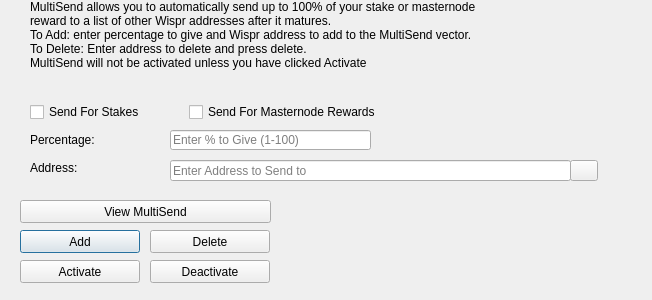
This is src/qt/forms/multisenddialog.ui in WisprProject/core as Qt 5 draws it before an edit. The edited form follows.
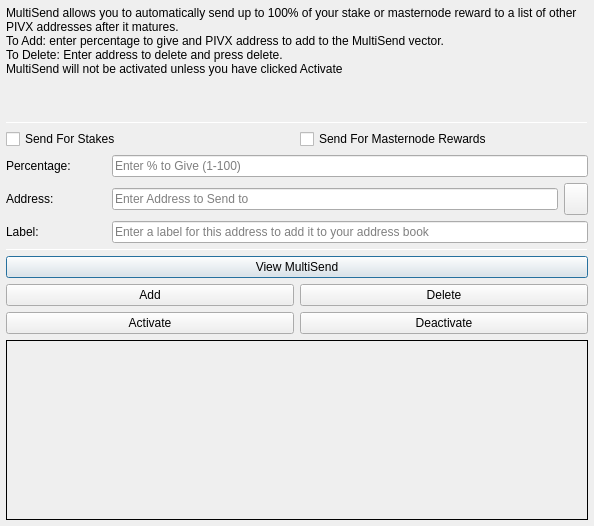
This is the edited form. Icons and pictures are not drawn.

Commit message: pivx -> wispr

Patch:
```diff
--- a/src/qt/forms/multisenddialog.ui
+++ b/src/qt/forms/multisenddialog.ui
@@ -9,22 +9,106 @@
    <rect>
     <x>0</x>
     <y>0</y>
-    <width>652</width>
-    <height>300</height>
+    <width>594</width>
+    <height>526</height>
    </rect>
   </property>
   <property name="windowTitle">
    <string>MultiSend</string>
   </property>
+  <layout class="QVBoxLayout" name="verticalLayout" stretch="0">
+   <property name="leftMargin">
+    <number>6</number>
+   </property>
+   <property name="topMargin">
+    <number>6</number>
+   </property>
+   <property name="rightMargin">
+    <number>6</number>
+   </property>
+   <property name="bottomMargin">
+    <number>6</number>
+   </property>
+   <item>
+    <layout class="QVBoxLayout" name="verticalLayout_Main" stretch="1,1,1,0,1,1,1">
+     <item>
+      <widget class="QLabel" name="label_2">
+       <property name="lineWidth">
+        <number>1</number>
+       </property>
+       <property name="text">
+        <string>MultiSend allows you to automatically send up to 100% of your stake or masternode reward to a list of other PIVX addresses after it matures.
+To Add: enter percentage to give and PIVX address to add to the MultiSend vector.
+To Delete: Enter address to delete and press delete.
+MultiSend will not be activated unless you have clicked Activate</string>
+       </property>
+       <property name="alignment">
+        <set>Qt::AlignLeading|Qt::AlignLeft|Qt::AlignTop</set>
+       </property>
+       <property name="wordWrap">
+        <bool>true</bool>
+       </property>
+      </widget>
+     </item>
+     <item>
+      <widget class="Line" name="line">
+       <property name="minimumSize">
+        <size>
+         <width>0</width>
+         <height>1</height>
+        </size>
+       </property>
+       <property name="maximumSize">
+        <size>
+         <width>16777215</width>
+         <height>1</height>
+        </size>
+       </property>
+       <property name="orientation">
+        <enum>Qt::Horizontal</enum>
+       </property>
+      </widget>
+     </item>
+     <item>
+      <layout class="QVBoxLayout" name="verticalLayout_Settings">
+       <item>
+        <layout class="QHBoxLayout" name="horizontalLayout">
+         <item>
+          <widget class="QCheckBox" name="multiSendStakeCheckBox">
+           <property name="text">
+            <string>Send For Stakes</string>
+           </property>
+          </widget>
+         </item>
+         <item>
+          <widget class="QCheckBox" name="multiSendMasternodeCheckBox">
+           <property name="text">
+            <string>Send For Masternode Rewards</string>
+           </property>
+          </widget>
+         </item>
+        </layout>
+       </item>
+       <item>
+        <layout class="QHBoxLayout" name="horizontalLayout_6">
+         <item>
+          <widget class="QLabel" name="label">
+           <property name="minimumSize">
+            <size>
+             <width>100</width>
+             <height>0</height>
+            </size>
+           </property>
+           <property name="toolTip">
+            <string>Percentage of stake to send</string>
+           </property>
+           <property name="text">
+            <string>Percentage:</string>
+           </property>
+          </widget>
+         </item>
+         <item>
   <widget class="QLineEdit" name="multiSendPercentEdit">
-   <property name="geometry">
-    <rect>
-     <x>170</x>
-     <y>130</y>
-     <width>201</width>
-     <height>20</height>
-    </rect>
-   </property>
    <property name="toolTip">
     <string>Enter whole numbers 1 - 100</string>
    </property>
@@ -32,15 +116,29 @@
     <string>Enter % to Give (1-100)</string>
    </property>
   </widget>
+         </item>
+        </layout>
+       </item>
+       <item>
+        <layout class="QHBoxLayout" name="horizontalLayout_7">
+         <item>
+          <widget class="QLabel" name="label_5">
+           <property name="minimumSize">
+            <size>
+             <width>100</width>
+             <height>0</height>
+            </size>
+           </property>
+           <property name="toolTip">
+            <string>Address to send portion of stake to</string>
+           </property>
+           <property name="text">
+            <string>Address:</string>
+           </property>
+          </widget>
+         </item>
+         <item>
   <widget class="QLineEdit" name="multiSendAddressEdit">
-   <property name="geometry">
-    <rect>
-     <x>170</x>
-     <y>160</y>
-     <width>401</width>
-     <height>21</height>
-    </rect>
-   </property>
    <property name="toolTip">
     <string/>
    </property>
@@ -48,87 +146,14 @@
     <string>Enter Address to Send to</string>
    </property>
   </widget>
-  <widget class="QLabel" name="label_2">
-   <property name="geometry">
-    <rect>
-     <x>30</x>
-     <y>0</y>
-     <width>451</width>
-     <height>121</height>
-    </rect>
-   </property>
-   <property name="lineWidth">
-    <number>1</number>
-   </property>
-   <property name="text">
-    <string>MultiSend allows you to automatically send up to 100% of your stake or masternode reward to a list of other Wispr addresses after it matures.
-To Add: enter percentage to give and Wispr address to add to the MultiSend vector.
-To Delete: Enter address to delete and press delete.
-MultiSend will not be activated unless you have clicked Activate</string>
-   </property>
-   <property name="alignment">
-    <set>Qt::AlignLeading|Qt::AlignLeft|Qt::AlignTop</set>
-   </property>
-   <property name="wordWrap">
-    <bool>true</bool>
-   </property>
-  </widget>
-  <widget class="QLabel" name="message">
-   <property name="geometry">
-    <rect>
-     <x>290</x>
-     <y>200</y>
-     <width>351</width>
-     <height>91</height>
-    </rect>
-   </property>
-   <property name="text">
-    <string/>
-   </property>
-  </widget>
-  <widget class="QPushButton" name="addButton">
-   <property name="geometry">
-    <rect>
-     <x>20</x>
-     <y>230</y>
-     <width>120</width>
-     <height>23</height>
-    </rect>
-   </property>
-   <property name="toolTip">
-    <string/>
-   </property>
-   <property name="statusTip">
-    <string>Add to MultiSend Vector</string>
-   </property>
-   <property name="text">
-    <string>Add</string>
-   </property>
-  </widget>
-  <widget class="QPushButton" name="disableButton">
-   <property name="geometry">
-    <rect>
-     <x>150</x>
-     <y>260</y>
-     <width>120</width>
-     <height>23</height>
-    </rect>
-   </property>
-   <property name="statusTip">
-    <string>Deactivate MultiSend</string>
-   </property>
-   <property name="text">
-    <string>Deactivate</string>
-   </property>
-  </widget>
-  <widget class="QPushButton" name="addressBookButton">
-   <property name="geometry">
-    <rect>
-     <x>570</x>
-     <y>160</y>
-     <width>28</width>
-     <height>21</height>
-    </rect>
+         </item>
+         <item>
+          <widget class="QToolButton" name="addressBookButton">
+           <property name="maximumSize">
+            <size>
+             <width>16777215</width>
+             <height>32</height>
+            </size>
    </property>
    <property name="toolTip">
     <string>Choose an address from the address book</string>
@@ -143,51 +168,85 @@
    <property name="shortcut">
     <string>Alt+A</string>
    </property>
-   <property name="autoDefault">
-    <bool>false</bool>
-   </property>
-  </widget>
-  <widget class="QLabel" name="label">
-   <property name="geometry">
-    <rect>
-     <x>30</x>
-     <y>130</y>
-     <width>121</width>
-     <height>20</height>
-    </rect>
-   </property>
+          </widget>
+         </item>
+        </layout>
+       </item>
+      </layout>
+     </item>
+     <item>
+      <layout class="QHBoxLayout" name="horizontalLayout_3">
+       <item>
+        <widget class="QLabel" name="label_3">
+         <property name="minimumSize">
+          <size>
+           <width>100</width>
+           <height>0</height>
+          </size>
+         </property>
+         <property name="text">
+          <string>Label:</string>
+         </property>
+        </widget>
+       </item>
+       <item>
+        <widget class="QLineEdit" name="labelAddressLabelEdit">
+         <property name="placeholderText">
+          <string>Enter a label for this address to add it to your address book</string>
+         </property>
+        </widget>
+       </item>
+      </layout>
+     </item>
+     <item>
+      <widget class="Line" name="line_2">
+       <property name="minimumSize">
+        <size>
+         <width>0</width>
+         <height>1</height>
+        </size>
+       </property>
+       <property name="maximumSize">
+        <size>
+         <width>16777215</width>
+         <height>1</height>
+        </size>
+       </property>
+       <property name="orientation">
+        <enum>Qt::Horizontal</enum>
+       </property>
+      </widget>
+     </item>
+     <item>
+      <layout class="QVBoxLayout" name="verticalLayout_Buttons">
+       <item>
+        <layout class="QHBoxLayout" name="horizontalLayout_4">
+         <item>
+          <widget class="QPushButton" name="viewButton">
    <property name="toolTip">
     <string>Percentage of stake to send</string>
    </property>
    <property name="text">
-    <string>Percentage:</string>
-   </property>
-  </widget>
-  <widget class="QLabel" name="label_5">
-   <property name="geometry">
-    <rect>
-     <x>30</x>
-     <y>160</y>
-     <width>111</width>
-     <height>16</height>
-    </rect>
-   </property>
+            <string>View MultiSend</string>
+           </property>
+          </widget>
+         </item>
+        </layout>
+       </item>
+       <item>
+        <layout class="QHBoxLayout" name="horizontalLayout_2">
+         <item>
+          <widget class="QPushButton" name="addButton">
    <property name="toolTip">
     <string>Address to send portion of stake to</string>
    </property>
    <property name="text">
-    <string>Address:</string>
-   </property>
-  </widget>
+            <string>Add</string>
+           </property>
+          </widget>
+         </item>
+         <item>
   <widget class="QPushButton" name="deleteButton">
-   <property name="geometry">
-    <rect>
-     <x>150</x>
-     <y>230</y>
-     <width>120</width>
-     <height>23</height>
-    </rect>
-   </property>
    <property name="toolTip">
     <string/>
    </property>
@@ -198,15 +257,13 @@
     <string>Delete</string>
    </property>
   </widget>
+         </item>
+        </layout>
+       </item>
+       <item>
+        <layout class="QHBoxLayout" name="horizontalLayout_5">
+         <item>
   <widget class="QPushButton" name="activateButton">
-   <property name="geometry">
-    <rect>
-     <x>20</x>
-     <y>260</y>
-     <width>120</width>
-     <height>23</height>
-    </rect>
-   </property>
    <property name="statusTip">
     <string>Activate MultiSend</string>
    </property>
@@ -214,51 +271,55 @@
     <string>Activate</string>
    </property>
   </widget>
-  <widget class="QPushButton" name="viewButton">
-   <property name="geometry">
-    <rect>
-     <x>20</x>
-     <y>200</y>
-     <width>251</width>
-     <height>23</height>
-    </rect>
-   </property>
-   <property name="toolTip">
-    <string/>
-   </property>
+         </item>
+         <item>
+          <widget class="QPushButton" name="disableButton">
    <property name="statusTip">
     <string>View MultiSend Vector</string>
    </property>
    <property name="text">
-    <string>View MultiSend</string>
-   </property>
-  </widget>
-  <widget class="QWidget" name="horizontalLayoutWidget">
-   <property name="geometry">
-    <rect>
-     <x>30</x>
-     <y>100</y>
-     <width>351</width>
-     <height>24</height>
-    </rect>
-   </property>
-   <layout class="QHBoxLayout" name="horizontalLayout">
-    <item>
-     <widget class="QCheckBox" name="multiSendStakeCheckBox">
-      <property name="text">
-       <string>Send For Stakes</string>
-      </property>
-     </widget>
-    </item>
+            <string>Deactivate</string>
+           </property>
+          </widget>
+         </item>
+        </layout>
+       </item>
+      </layout>
+     </item>
     <item>
-     <widget class="QCheckBox" name="multiSendMasternodeCheckBox">
+      <widget class="QLabel" name="message">
+       <property name="minimumSize">
+        <size>
+         <width>0</width>
+         <height>180</height>
+        </size>
+       </property>
+       <property name="frameShape">
+        <enum>QFrame::Panel</enum>
+       </property>
+       <property name="frameShadow">
+        <enum>QFrame::Plain</enum>
+       </property>
+       <property name="lineWidth">
+        <number>1</number>
+       </property>
+       <property name="midLineWidth">
+        <number>1</number>
+       </property>
       <property name="text">
-       <string>Send For Masternode Rewards</string>
-      </property>
+        <string/>
+       </property>
+       <property name="alignment">
+        <set>Qt::AlignLeading|Qt::AlignLeft|Qt::AlignTop</set>
+       </property>
+       <property name="wordWrap">
+        <bool>true</bool>
+       </property>
      </widget>
     </item>
    </layout>
-  </widget>
+   </item>
+  </layout>
  </widget>
  <resources>
   <include location="../wispr.qrc"/>
```
Left out of the diff: 16 changed lines with no effect on the pictures. Lines whose indentation alone changed are shown as unchanged. The commit also changes 39 other files.
